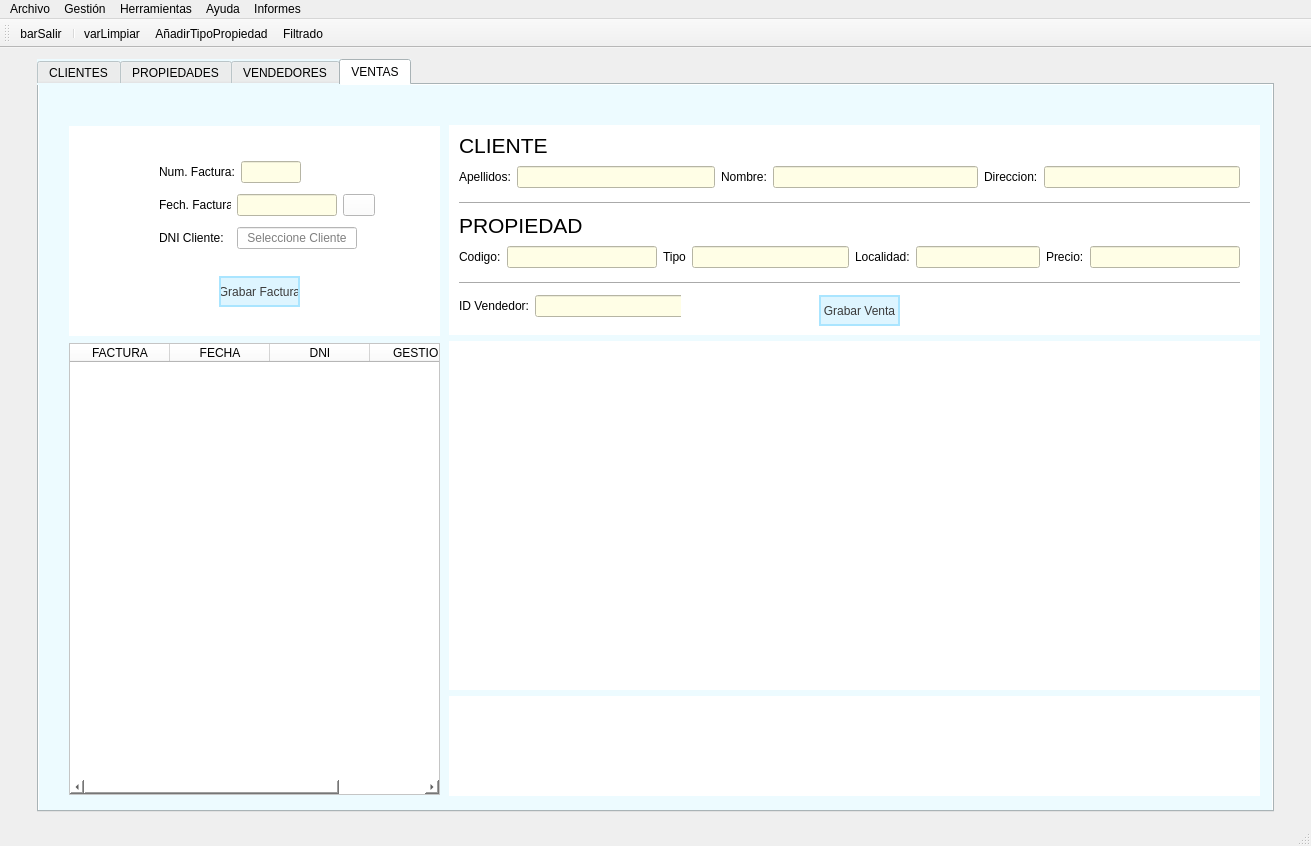
Old version of the form templates/venPrincipal.ui in the repository EvanSilva/ProyectoDI-2.
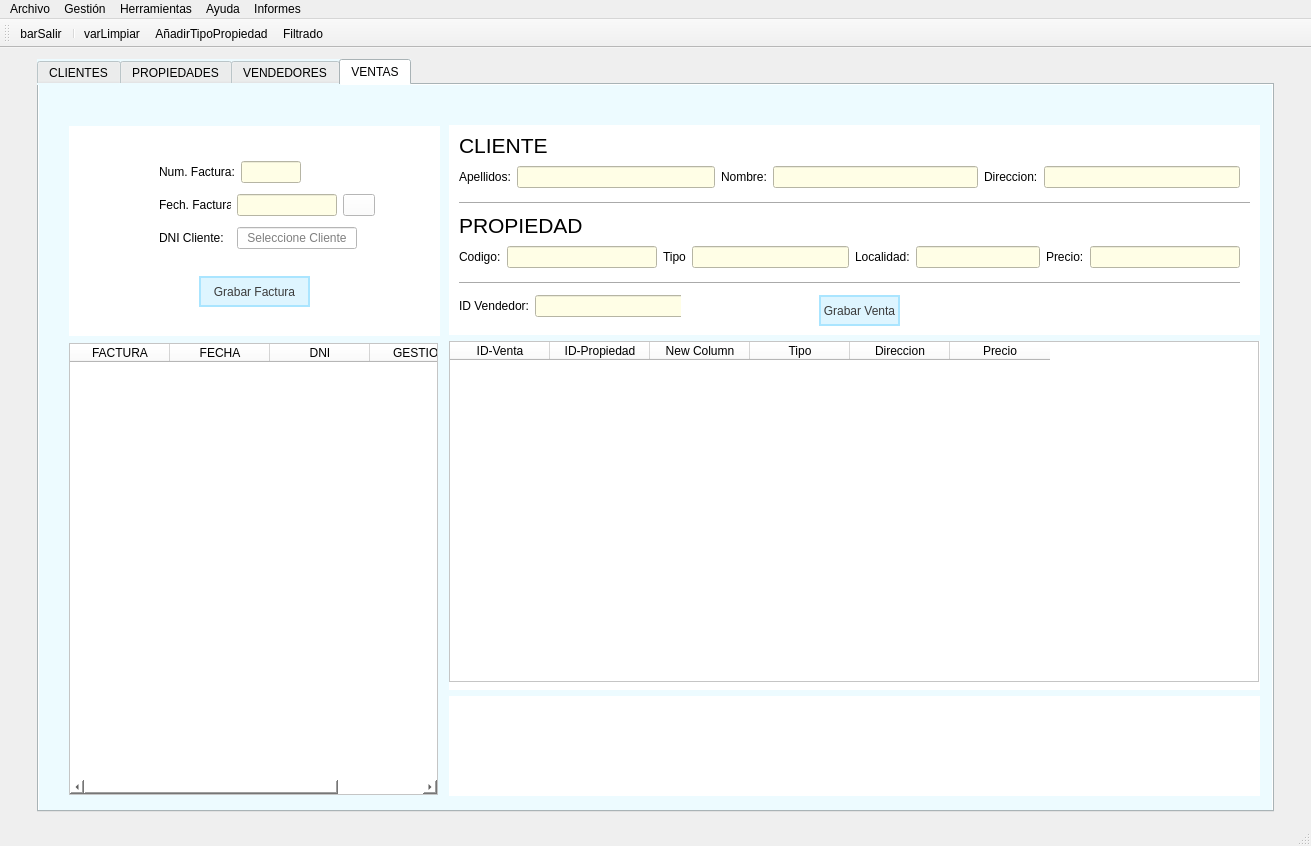
New version of the form. The open tabs and pages were chosen to show the change. Icons and pictures are not drawn.

Patch:
```diff
--- a/templates/venPrincipal.ui
+++ b/templates/venPrincipal.ui
@@ -2657,7 +2657,7 @@
        <attribute name="title">
         <string>VENTAS</string>
        </attribute>
-       <widget class="QWidget" name="">
+       <widget class="QWidget" name="layoutWidget">
         <property name="geometry">
          <rect>
           <x>410</x>
@@ -3078,6 +3078,67 @@
            <property name="frameShadow">
             <enum>QFrame::Raised</enum>
            </property>
+           <widget class="QTableWidget" name="tablaVenta">
+            <property name="geometry">
+             <rect>
+              <x>0</x>
+              <y>0</y>
+              <width>810</width>
+              <height>341</height>
+             </rect>
+            </property>
+            <property name="minimumSize">
+             <size>
+              <width>810</width>
+              <height>0</height>
+             </size>
+            </property>
+            <property name="maximumSize">
+             <size>
+              <width>810</width>
+              <height>452</height>
+             </size>
+            </property>
+            <property name="styleSheet">
+             <string notr="true">background-color: rgb(255, 255, 255);</string>
+            </property>
+            <property name="selectionBehavior">
+             <enum>QAbstractItemView::SelectRows</enum>
+            </property>
+            <attribute name="verticalHeaderVisible">
+             <bool>false</bool>
+            </attribute>
+            <column>
+             <property name="text">
+              <string>ID-Venta</string>
+             </property>
+            </column>
+            <column>
+             <property name="text">
+              <string>ID-Propiedad</string>
+             </property>
+            </column>
+            <column>
+             <property name="text">
+              <string>New Column</string>
+             </property>
+            </column>
+            <column>
+             <property name="text">
+              <string>Tipo</string>
+             </property>
+            </column>
+            <column>
+             <property name="text">
+              <string>Direccion</string>
+             </property>
+            </column>
+            <column>
+             <property name="text">
+              <string>Precio</string>
+             </property>
+            </column>
+           </widget>
           </widget>
          </item>
          <item>
@@ -3101,7 +3162,7 @@
          </item>
         </layout>
        </widget>
-       <widget class="QWidget" name="">
+       <widget class="QWidget" name="layoutWidget">
         <property name="geometry">
          <rect>
           <x>30</x>
@@ -3131,9 +3192,9 @@
            <widget class="QPushButton" name="btnGrabarFactura">
             <property name="geometry">
              <rect>
-              <x>150</x>
+              <x>130</x>
               <y>150</y>
-              <width>81</width>
+              <width>111</width>
               <height>31</height>
              </rect>
             </property>
@@ -3373,13 +3434,19 @@
           <widget class="QTableWidget" name="tableWidget">
            <property name="maximumSize">
             <size>
-             <width>16777215</width>
+             <width>369</width>
              <height>452</height>
             </size>
            </property>
            <property name="styleSheet">
             <string notr="true">background-color: rgb(255, 255, 255);</string>
            </property>
+           <property name="selectionBehavior">
+            <enum>QAbstractItemView::SelectRows</enum>
+           </property>
+           <attribute name="verticalHeaderVisible">
+            <bool>false</bool>
+           </attribute>
            <column>
             <property name="text">
              <string>FACTURA</string>
```
Left out of the diff: 26 changed lines with no effect on the pictures.
